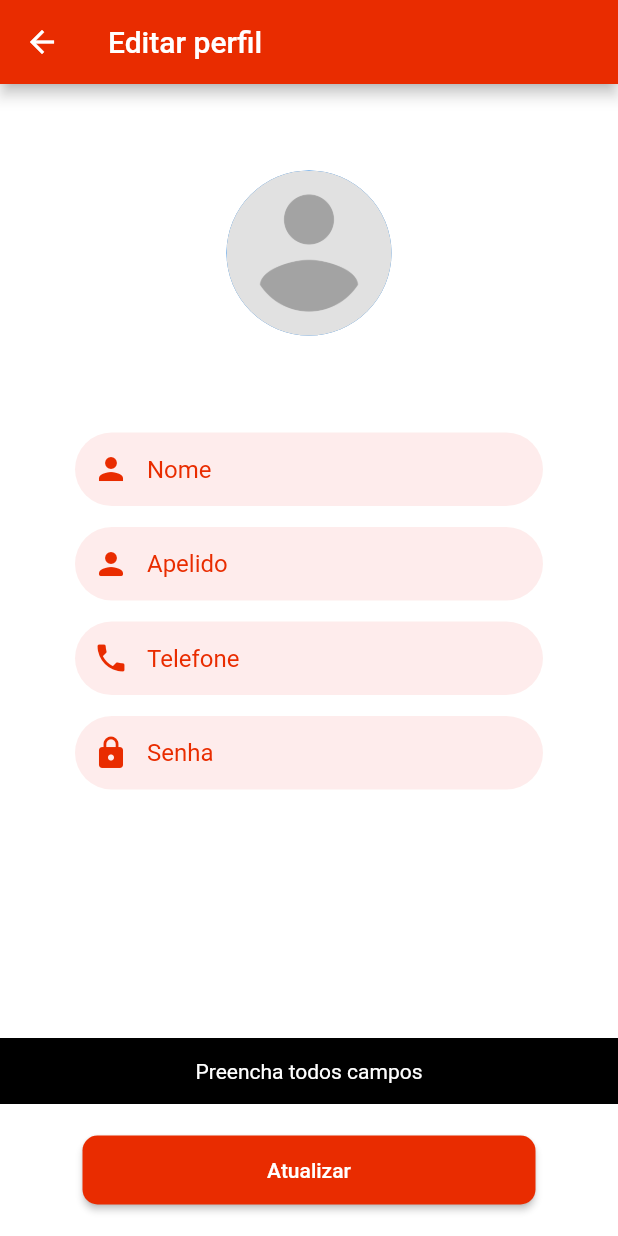
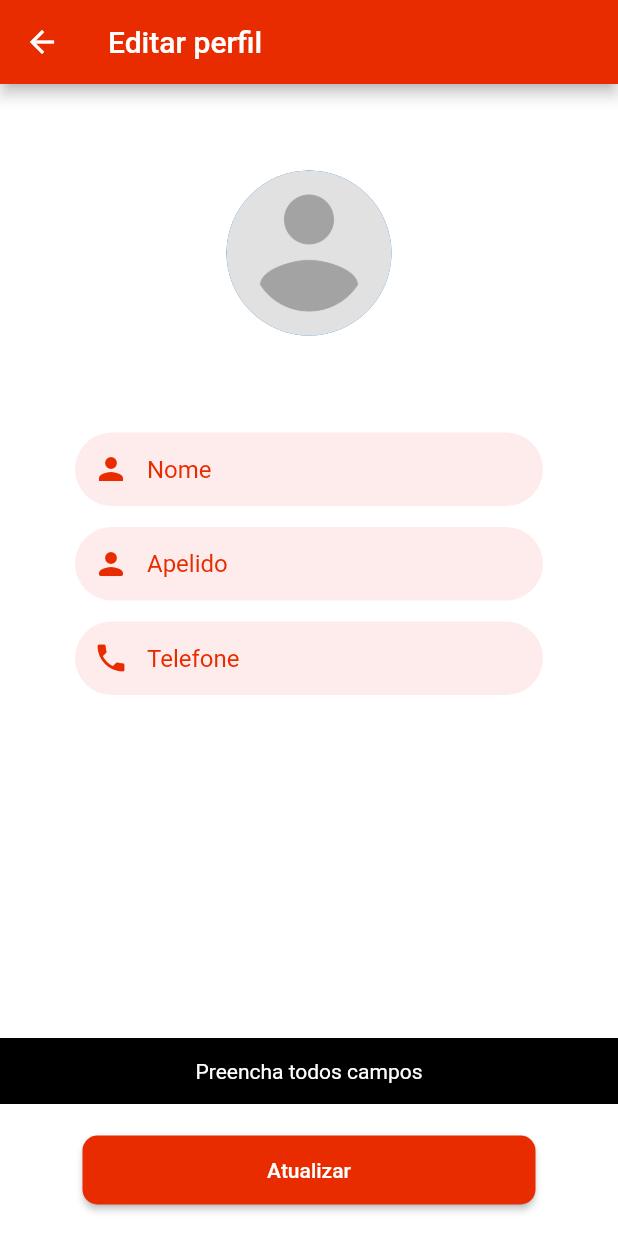
Before and after one commit to eliezerantonio/flutter_delivery, a Flutter app: the ClientUpdatePage screen opened by its route, after a tap on "Atualizar", on a phone screen of 412 x 824 dp. Run offline on Flutter 3.47's test engine with Material 2 defaults, Android fonts, the phone set to English and light mode, and no system bars; our stand-ins replace image_picker, shared_preferences, sn_progress_dialog; accounts and stored records are empty; statements that could not run were skipped.

Commit message:
eliminado campos desnecessarios

```diff
--- a/flutter_delivery/lib/src/pages/client/update/client_update_controller.dart
+++ b/flutter_delivery/lib/src/pages/client/update/client_update_controller.dart
@@ -12,12 +12,9 @@ import 'package:sn_progress_dialog/progress_dialog.dart';
 class ClientUpdateController {
   BuildContext context;
   //controladores
-  TextEditingController emailController = TextEditingController();
-  TextEditingController passwordController = TextEditingController();
   TextEditingController nameController = TextEditingController();
   TextEditingController lastnameController = TextEditingController();
   TextEditingController phoneController = TextEditingController();
-  TextEditingController confirmPasswordController = TextEditingController();
 
   UsersProvider usersProvider = UsersProvider();
   XFile pickedFile;
@@ -37,28 +34,12 @@ class ClientUpdateController {
   }
 
   void register() async {
-    String email = emailController.text.trim();
-    String password = passwordController.text.trim();
     String name = nameController.text.trim();
     String lastname = lastnameController.text.trim();
-    String confirmPassword = confirmPasswordController.text.trim();
     String phone = phoneController.text.trim();
 
-    if (email.isEmpty ||
-        password.isEmpty ||
-        confirmPassword.isEmpty ||
-        phone.isEmpty ||
-        name.isEmpty ||
-        lastname.isEmpty) {
+    if (phone.isEmpty || name.isEmpty || lastname.isEmpty) {
       MySnackbar.show(context, "Preencha todos campos");
-      return;
-    }
-    if (password.isEmpty != confirmPassword.isEmpty) {
-      MySnackbar.show(context, "Senhas Diferentes");
-      return;
-    }
-    if (password.length < 6) {
-      MySnackbar.show(context, "Senha muito curta");
       return;
     }
 
@@ -67,12 +48,7 @@ class ClientUpdateController {
     }
     _progressDialog.show(max: 100, msg: "Realizando o cadastro");
     isLoading = true;
-    User user = User(
-        email: email,
-        password: password,
-        name: name,
-        lastname: lastname,
-        phone: phone);
+    User user = User(name: name, lastname: lastname, phone: phone);
 
     Stream stream = await usersProvider.createWithImage(user, imageFile);
     stream.listen((res) {
--- a/flutter_delivery/lib/src/pages/client/update/client_update_page.dart
+++ b/flutter_delivery/lib/src/pages/client/update/client_update_page.dart
@@ -36,7 +36,6 @@ class _ClientUpdatePageState extends State<ClientUpdatePage> {
               _texFieldName(),
               _texFieldLastName(),
               _texFieldLastPhone(),
-              _texFieldPassword(),
             ],
           ),
         ),
@@ -179,29 +178,6 @@ class _ClientUpdatePageState extends State<ClientUpdatePage> {
     );
   }
 
-  Widget _texFieldPassword() {
-    return Container(
-      margin: EdgeInsets.symmetric(horizontal: 50, vertical: 7),
-      decoration: BoxDecoration(
-          color: MyColors.primaryOpacityColor,
-          borderRadius: BorderRadius.circular(30)),
-      child: TextField(
-        controller: _controller.passwordController,
-        obscureText: true,
-        decoration: InputDecoration(
-          hintText: 'Senha',
-          border: InputBorder.none,
-          hintStyle: TextStyle(color: MyColors.primaryColorDark),
-          prefixIcon: Icon(
-            Icons.lock,
-            color: MyColors.primaryColor,
-          ),
-          contentPadding: EdgeInsets.all(15),
-        ),
-      ),
-    );
-  }
-
   void refresh() {
     setState(() {});
   }
```
